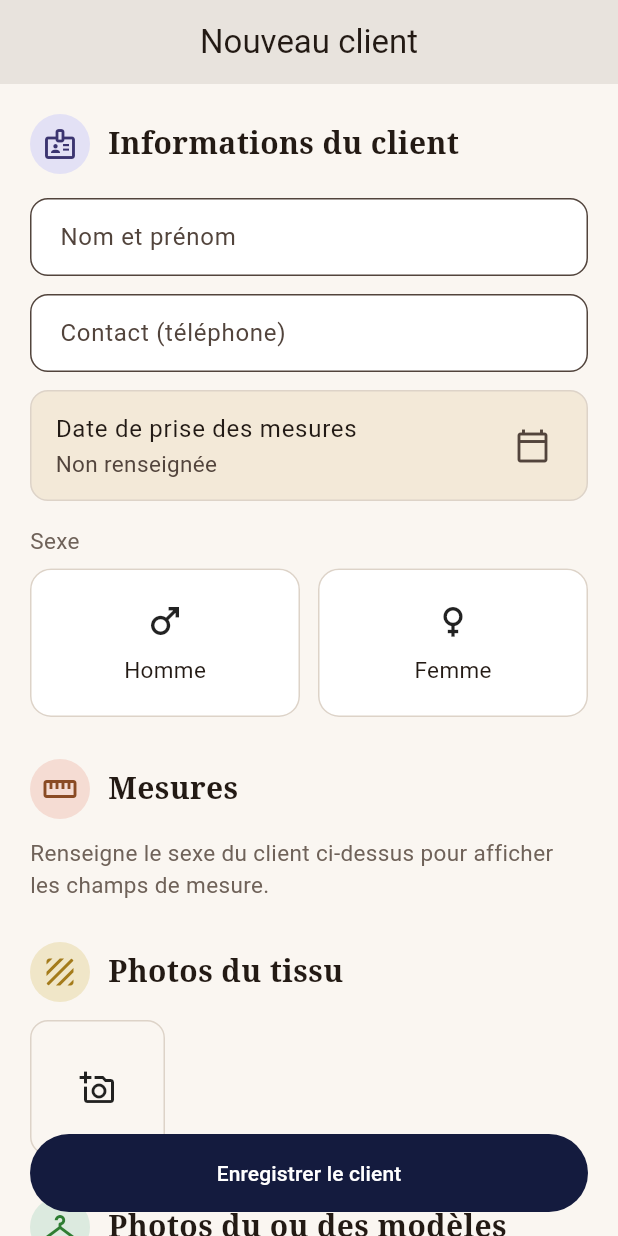
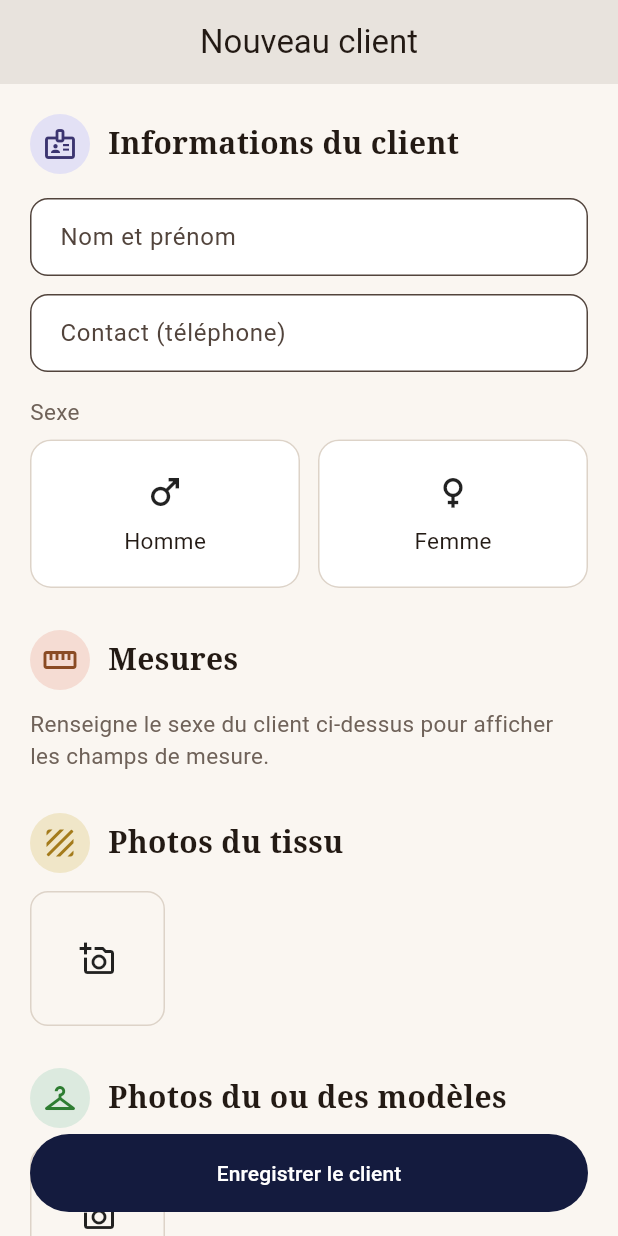
Before and after one commit to ouattaradanou-debug/forevercare-ai, a Flutter app: the EcranNouveauClient screen opened by its route, on a phone screen of 412 x 824 dp. Run offline on Flutter 3.47's test engine with Material 3 defaults, Android fonts, the phone set to English and light mode, and no system bars; our stand-ins replace audioplayers, connectivity_plus, drift, flutter_image_compress, flutter_local_notifications, flutter_riverpod and 10 more; missing offline and left inert: record; accounts and stored records are empty; generated files the repository leaves out were written again.

Commit message:
fix(atelier_plus): date de prise des mesures automatique, non affichée
Retire le sélecteur de date de "Nouveau client" (remplacé par la date
du jour automatiquement) et de "Modifier le client" (la date reste
simplement celle déjà enregistrée, non modifiable depuis cet écran).

```diff
--- a/atelier_plus/lib/features/clients/presentation/ecran_nouveau_client.dart
+++ b/atelier_plus/lib/features/clients/presentation/ecran_nouveau_client.dart
@@ -37,7 +37,6 @@ class EcranNouveauClient extends ConsumerStatefulWidget {
 class _EcranNouveauClientState extends ConsumerState<EcranNouveauClient> {
   final _nomCtrl = TextEditingController();
   final _telephoneCtrl = TextEditingController();
-  DateTime? _datePriseMesures;
   String? _sexe;
 
   final _montantTotalCtrl = TextEditingController();
@@ -79,16 +78,6 @@ class _EcranNouveauClientState extends ConsumerState<EcranNouveauClient> {
     return _controleursMesure.putIfAbsent(champId, () => TextEditingController());
   }
 
-  Future<void> _choisirDate() async {
-    final choisie = await showDatePicker(
-      context: context,
-      initialDate: _datePriseMesures ?? DateTime.now(),
-      firstDate: DateTime(2020),
-      lastDate: DateTime.now().add(const Duration(days: 365)),
-    );
-    if (choisie != null) setState(() => _datePriseMesures = choisie);
-  }
-
   /// Crée le client si ce n'est pas déjà fait, à partir des informations
   /// actuellement saisies. Retourne `null` (et affiche une erreur) si les
   /// champs obligatoires ne sont pas encore remplis.
@@ -116,7 +105,7 @@ class _EcranNouveauClientState extends ConsumerState<EcranNouveauClient> {
             prenom: '',
             telephone: telephone,
             sexe: _sexe!,
-            datePriseMesures: _datePriseMesures ?? DateTime.now(),
+            datePriseMesures: DateTime.now(),
           );
       if (mounted) setState(() => _client = client);
       return client;
@@ -273,22 +262,6 @@ class _EcranNouveauClientState extends ConsumerState<EcranNouveauClient> {
                     controller: _telephoneCtrl,
                     keyboardType: TextInputType.phone,
                     decoration: const InputDecoration(labelText: 'Contact (téléphone)'),
-                  ),
-                  const SizedBox(height: 12),
-                  ListTile(
-                    tileColor: const Color(0xFFF3E9D8),
-                    shape: RoundedRectangleBorder(
-                      borderRadius: BorderRadius.circular(12),
-                      side: const BorderSide(color: Color(0xFFDDD3C8)),
-                    ),
-                    title: const Text('Date de prise des mesures'),
-                    subtitle: Text(
-                      _datePriseMesures == null
-                          ? 'Non renseignée'
-                          : Formatters.dateLongue(_datePriseMesures!),
-                    ),
-                    trailing: const Icon(Icons.calendar_today_outlined),
-                    onTap: _choisirDate,
                   ),
                   const SizedBox(height: 16),
                   const Text('Sexe', style: TextStyle(color: Color(0xFF6F6259))),
```
Also changed, not shown: atelier_plus/lib/features/clients/presentation/ecran_formulaire_client.dart (+0 -19 lines).
